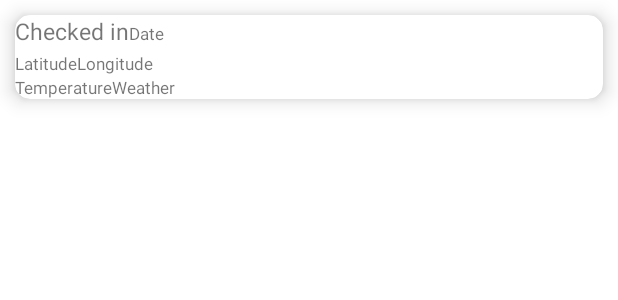
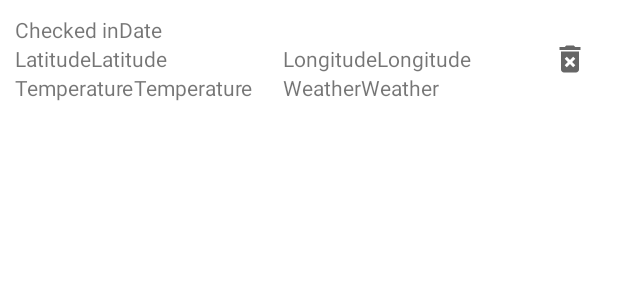
Before and after one commit to sidpug/Siddharth_pugalia_assignment, an Android app: the layout data_list_item.xml on its own in the app's theme, with its tools: preview values and no code run, on a phone screen of 412 x 824 dp. Shown: the top 300 px of the screen. Run offline under Robolectric (Android 15) with nearby library versions, the phone set to English and light mode, and no system bars.

Commit message:
layout updates

```diff
--- a/app/src/main/res/layout/data_list_item.xml
+++ b/app/src/main/res/layout/data_list_item.xml
@@ -1,102 +1,147 @@
 <?xml version="1.0" encoding="utf-8"?>
-<androidx.cardview.widget.CardView xmlns:android="http://schemas.android.com/apk/res/android"
+<androidx.constraintlayout.widget.ConstraintLayout xmlns:android="http://schemas.android.com/apk/res/android"
     xmlns:app="http://schemas.android.com/apk/res-auto"
-
     android:layout_width="match_parent"
     android:layout_height="wrap_content"
-    xmlns:androids="http://schemas.android.com/tools"
+    android:layout_margin="10dp">
+
+    <ImageView
+        android:id="@+id/iv_delete"
+        android:layout_width="wrap_content"
+        android:layout_height="wrap_content"
         android:layout_margin="10dp"
-    app:cardCornerRadius="10dp"
-    app:cardElevation="8dp">
+        android:layout_gravity="end"
+        android:src="@drawable/ic_baseline_delete_forever_24"
+        app:layout_constraintBottom_toBottomOf="parent"
+        app:layout_constraintEnd_toEndOf="parent"
+        app:layout_constraintTop_toTopOf="parent"
+        android:contentDescription="@string/delete" />
+
+    <LinearLayout
+        android:id="@+id/linear_layout"
+        android:layout_width="0dp"
+        android:layout_height="wrap_content"
+        android:orientation="vertical"
+        app:layout_constraintBottom_toBottomOf="parent"
+        app:layout_constraintEnd_toStartOf="@+id/iv_delete"
+        app:layout_constraintStart_toStartOf="parent"
+        app:layout_constraintTop_toTopOf="parent">
 
         <LinearLayout
             android:layout_width="match_parent"
-        android:layout_height="match_parent"
-        android:orientation="vertical">
+            android:layout_height="wrap_content"
+            android:orientation="horizontal">
 
-        <LinearLayout
-            android:layout_width="match_parent"
-            android:layout_height="match_parent"
-            android:orientation="horizontal">
+            <TextView
+                android:layout_width="wrap_content"
+                android:layout_height="wrap_content"
+                android:text="@string/checked_in"
+                android:textSize="14sp" />
 
             <TextView
                 android:id="@+id/time"
                 android:layout_width="wrap_content"
                 android:layout_height="wrap_content"
-                android:text="@string/checked_in"
-                android:textSize="15sp" />
-
-            <TextView
-                android:id="@+id/TextViewTextPersonName"
-                android:layout_width="wrap_content"
-                android:layout_height="wrap_content"
-                android:textSize="11sp"
+                android:textSize="14sp"
                 android:text="@string/date" />
         </LinearLayout>
 
         <LinearLayout
             android:layout_width="match_parent"
-            android:layout_height="match_parent"
+            android:layout_height="wrap_content"
+            android:orientation="horizontal"
+            android:baselineAligned="false">
+
+            <LinearLayout
+                android:layout_width="0dp"
+                android:layout_height="wrap_content"
+                android:layout_weight="1"
                 android:orientation="horizontal">
 
                 <TextView
                     android:layout_width="wrap_content"
                     android:layout_height="wrap_content"
                     android:text="@string/latitude"
-                android:textSize="11sp" />
+                    android:textSize="14sp" />
 
                 <TextView
                     android:id="@+id/lat"
                     android:layout_width="wrap_content"
                     android:layout_height="wrap_content"
-                android:textSize="11sp"
-                androids:srctext="latitude" />
+                    android:textSize="14sp"
+                    android:text="@string/latitude" />
+
+            </LinearLayout>
+
+            <LinearLayout
+                android:layout_width="0dp"
+                android:layout_height="wrap_content"
+                android:layout_weight="1"
+                android:orientation="horizontal">
 
                 <TextView
                     android:layout_width="wrap_content"
                     android:layout_height="wrap_content"
                     android:text="@string/longitude"
-                android:textSize="11sp" />
+                    android:textSize="14sp" />
 
                 <TextView
                     android:id="@+id/lon"
                     android:layout_width="wrap_content"
                     android:layout_height="wrap_content"
-                androids:srctext="longitude" />
+                    android:text="@string/longitude" />
+            </LinearLayout>
+
         </LinearLayout>
 
         <LinearLayout
             android:layout_width="match_parent"
-            android:layout_height="match_parent"
+            android:layout_height="wrap_content"
+            android:orientation="horizontal"
+            android:baselineAligned="false">
+
+            <LinearLayout
+                android:layout_width="0dp"
+                android:layout_height="wrap_content"
+                android:layout_weight="1"
                 android:orientation="horizontal">
 
                 <TextView
                     android:layout_width="wrap_content"
                     android:layout_height="wrap_content"
                     android:text="@string/temperature"
-                android:textSize="11sp" />
+                    android:textSize="14sp" />
 
                 <TextView
                     android:id="@+id/temp"
                     android:layout_width="wrap_content"
                     android:layout_height="wrap_content"
-                android:textSize="11sp"
-                androids:srctext="Temperature" />
+                    android:textSize="14sp"
+                    android:text="@string/temperature" />
+
+            </LinearLayout>
+
+            <LinearLayout
+                android:layout_width="0dp"
+                android:layout_height="wrap_content"
+                android:layout_weight="1"
+                android:orientation="horizontal">
 
                 <TextView
                     android:layout_width="wrap_content"
                     android:layout_height="wrap_content"
                     android:text="@string/weather"
-                android:textSize="11sp" />
+                    android:textSize="14sp" />
 
                 <TextView
                     android:id="@+id/weather"
                     android:layout_width="wrap_content"
                     android:layout_height="wrap_content"
-                android:textSize="11sp"
-                androids:srctext="Weather" />
+                    android:textSize="14sp"
+                    android:text="@string/weather" />
+            </LinearLayout>
         </LinearLayout>
 
     </LinearLayout>
 
-</androidx.cardview.widget.CardView>
+</androidx.constraintlayout.widget.ConstraintLayout>
--- a/app/src/main/res/values/strings.xml
+++ b/app/src/main/res/values/strings.xml
@@ -37,5 +37,6 @@
     <string name="app_version">Beta-1.0</string>
     <string name="about_label"><b>About</b></string>
     <string name="about">This app will fetch the weather at your current location when you press the Floating Action Button (FAB). Your location is plotted on to a map. Clicking on the marker will display the time that you checked in at that location and the weather at the time of check in. This information is presented to you in the form of a Snackbar at the bottom of the screen.</string>
+    <string name="delete">Delete</string>
 
 </resources>
```
Also changed, not shown: app/src/main/res/drawable/ic_menu_camera.xml (deleted, +0 -12 lines), app/src/main/res/drawable/ic_menu_gallery.xml (deleted, +0 -9 lines), app/src/main/res/drawable/ic_menu_slideshow.xml (deleted, +0 -9 lines), app/src/main/res/drawable/side_nav_bar.xml (deleted, +0 -9 lines), app/src/main/res/layout/fragment_history.xml (+3 -19 lines), app/src/main/res/layout/fragment_maps.xml (+21 -5 lines). Lines whose indentation alone changed are shown as unchanged.
